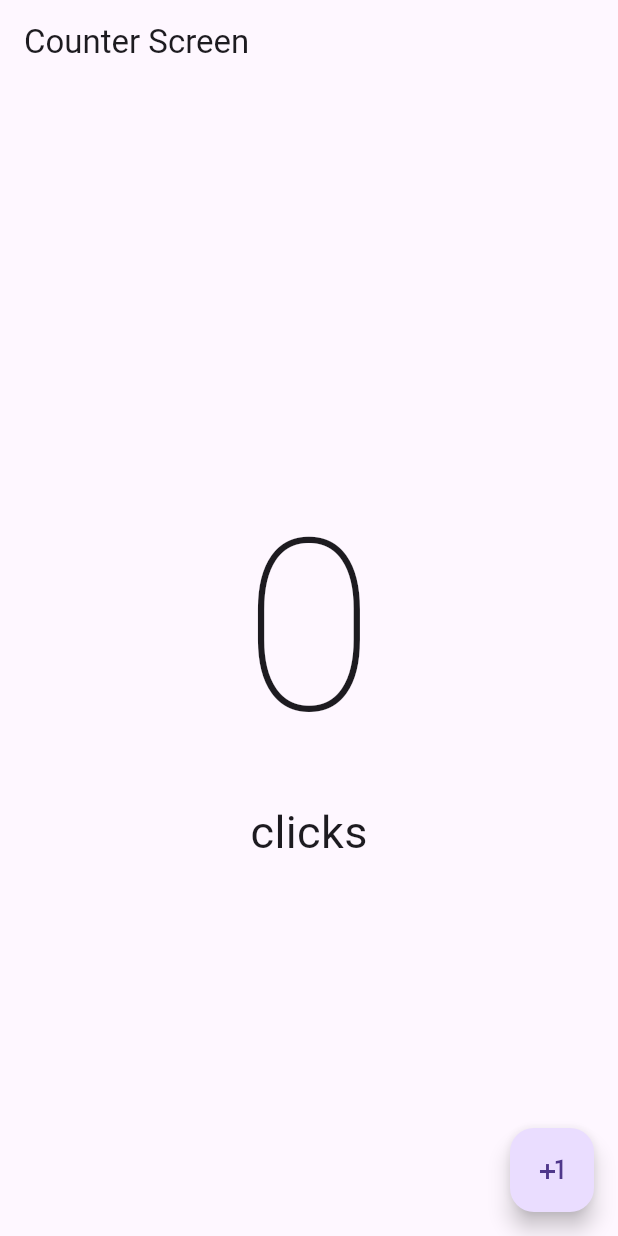
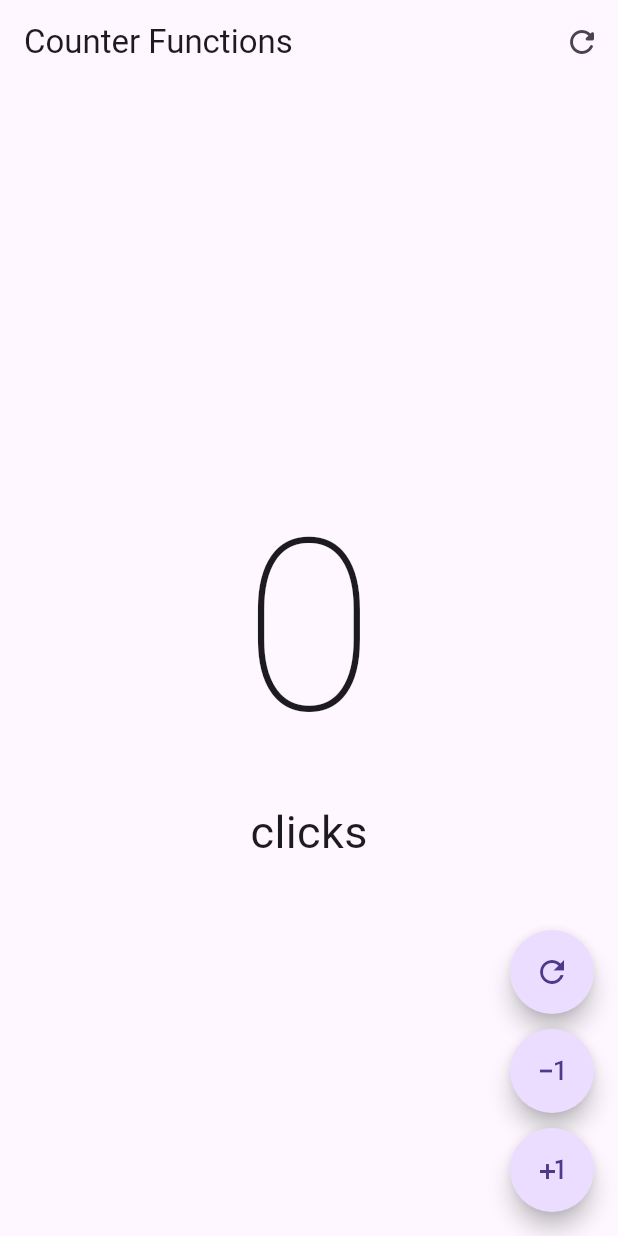
Before and after one commit to Sheiger/counter_function, a Flutter app: the screen it shows after launch, on a phone screen of 412 x 824 dp. Run offline on Flutter 3.47's test engine with Material 3 defaults, Android fonts, the phone set to English and light mode, and no system bars.

Commit message:
finish project of counter of clicks

```diff
--- a/lib/main.dart
+++ b/lib/main.dart
@@ -1,5 +1,6 @@
 import 'package:flutter/material.dart';
-import 'package:yes_no_maybe_app/presentation/screens/counter/counter_screen.dart';
+import 'package:yes_no_maybe_app/presentation/screens/counter/counter_functions_screen.dart';
+//import 'package:yes_no_maybe_app/presentation/screens/counter/counter_screen.dart';
 
 void main() {
   runApp(const MyApp());
@@ -13,7 +14,7 @@
   Widget build(BuildContext context) {
     return const MaterialApp(
       debugShowCheckedModeBanner: false,
-      home: CounterScreen()
+      home: CounterFunctionScreen()
     );
   }
 }
--- /dev/null
+++ b/lib/presentation/screens/counter/counter_functions_screen.dart
@@ -0,0 +1,94 @@
+import 'package:flutter/material.dart';
+
+class CounterFunctionScreen extends StatefulWidget {
+
+  const CounterFunctionScreen({super.key});
+
+  @override
+  State<CounterFunctionScreen> createState() => _CounterFunctionScreenState();
+}
+
+class _CounterFunctionScreenState extends State<CounterFunctionScreen> {
+
+  int clickCounter = 0;
+
+  @override
+  Widget build(BuildContext context) {
+    return Scaffold(
+      appBar: AppBar (
+        title: const Text('Counter Functions'),
+        actions: [
+          IconButton(
+            icon: const Icon( Icons.refresh_rounded),
+            onPressed:() {
+              setState(() {
+                clickCounter = 0;
+              });
+            },
+          ),
+
+        ],
+      ),
+      body: Center(
+        child: Column(
+          mainAxisAlignment: MainAxisAlignment.center,
+          children: [
+            Text('$clickCounter', style: const TextStyle( fontSize: 160, fontWeight: FontWeight.w100),),
+            Text('click${clickCounter == 1? '':'s'}', style: const TextStyle( fontSize: 30),)
+          ],
+        ),
+      ),
+      floatingActionButton: Column(
+        mainAxisAlignment: MainAxisAlignment.end,
+        children: [
+          CustomButton(
+            icon: Icons.refresh_outlined,
+            onPressed: () {
+              clickCounter = 0;
+              setState(() {});
+            },
+          ),
+          const SizedBox( height: 10),
+          CustomButton(
+            icon: Icons.exposure_minus_1_outlined,
+            onPressed: () {
+              if (clickCounter == 0) return;
+              setState(() {
+                clickCounter--;
+              });
+            },
+          ),
+          const SizedBox( height: 10),
+          CustomButton(
+            icon: Icons.plus_one,
+            onPressed: () {
+              setState(() {
+                clickCounter++;
+              });
+            },),
+        ],
+      )
+    );
+  }
+}
+
+class CustomButton extends StatelessWidget {
+
+  final IconData icon;
+  final VoidCallback? onPressed;
+
+  const CustomButton({
+    super.key,
+    required this.icon,
+    this.onPressed,
+  });
+
+  @override
+  Widget build(BuildContext context) {
+    return FloatingActionButton(
+      shape: const StadiumBorder(),
+      onPressed: onPressed,
+      child: Icon(icon),
+    );
+  }
+}
```
